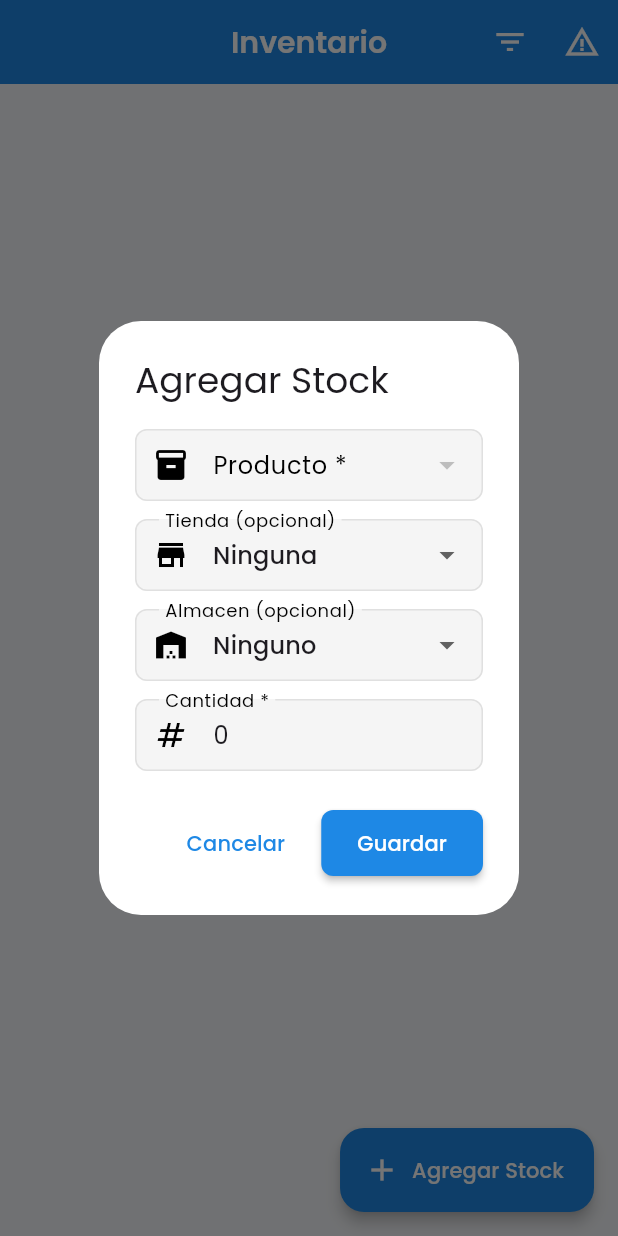
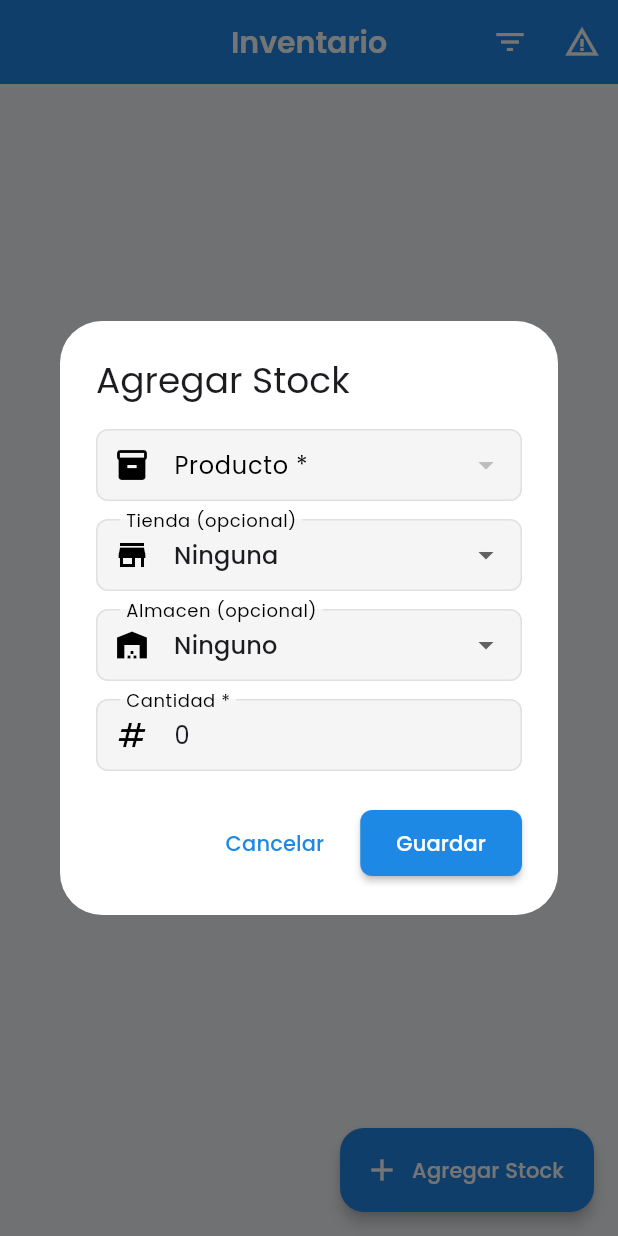
Before and after one commit to 1119alex/proyecto_final_flutter_avanzado, a Flutter app: the InventarioPage screen opened by its route, after a tap on "Agregar Stock", on a phone screen of 412 x 824 dp. Run offline on Flutter 3.47's test engine with Material 3 defaults, Android fonts, the phone set to English and light mode, and no system bars; our stand-ins replace connectivity_plus, dartz, drift, equatable, flutter_bloc, get_it and 5 more; accounts and stored records are empty; generated files the repository leaves out were written again.

Commit message:
mejora de vista

```diff
--- a/lib/presentation/pages/inventario/inventario_page.dart
+++ b/lib/presentation/pages/inventario/inventario_page.dart
@@ -363,6 +363,10 @@ class _InventarioPageState extends State<InventarioPage> {
   }
 
   void _mostrarFiltros(BuildContext context) {
+    // Recargar datos antes de mostrar filtros
+    context.read<TiendasBloc>().add(const LoadTiendas());
+    context.read<AlmacenesBloc>().add(const LoadAlmacenes());
+
     showModalBottomSheet(
       context: context,
       builder: (sheetContext) => Padding(
@@ -588,6 +592,11 @@ class _InventarioPageState extends State<InventarioPage> {
   }
 
   void _mostrarFormularioInventario(BuildContext context) {
+    // Recargar datos antes de abrir el diálogo
+    context.read<TiendasBloc>().add(const LoadTiendas());
+    context.read<AlmacenesBloc>().add(const LoadAlmacenes());
+    context.read<ProductosBloc>().add(const LoadProductos());
+
     String? productoSeleccionado;
     String? tiendaSeleccionada;
     String? almacenSeleccionado;
@@ -597,7 +606,9 @@ class _InventarioPageState extends State<InventarioPage> {
       context: context,
       builder: (dialogContext) => AlertDialog(
         title: const Text('Agregar Stock'),
-        content: SingleChildScrollView(
+        content: SizedBox(
+          width: double.maxFinite,
+          child: SingleChildScrollView(
             child: Column(
               mainAxisSize: MainAxisSize.min,
               children: [
@@ -642,7 +653,10 @@ class _InventarioPageState extends State<InventarioPage> {
                           ...state.tiendas.map(
                             (t) => DropdownMenuItem(
                               value: t.id,
-                            child: Text(t.nombre),
+                              child: Text(
+                                t.nombre,
+                                overflow: TextOverflow.ellipsis,
+                              ),
                             ),
                           ),
                         ],
@@ -673,7 +687,10 @@ class _InventarioPageState extends State<InventarioPage> {
                           ...state.almacenes.map(
                             (a) => DropdownMenuItem(
                               value: a.id,
-                            child: Text(a.nombre),
+                              child: Text(
+                                a.nombre,
+                                overflow: TextOverflow.ellipsis,
+                              ),
                             ),
                           ),
                         ],
@@ -696,6 +713,7 @@ class _InventarioPageState extends State<InventarioPage> {
                   keyboardType: TextInputType.number,
                 ),
               ],
+            ),
           ),
         ),
         actions: [
```
Lines whose indentation alone changed are shown as unchanged.
